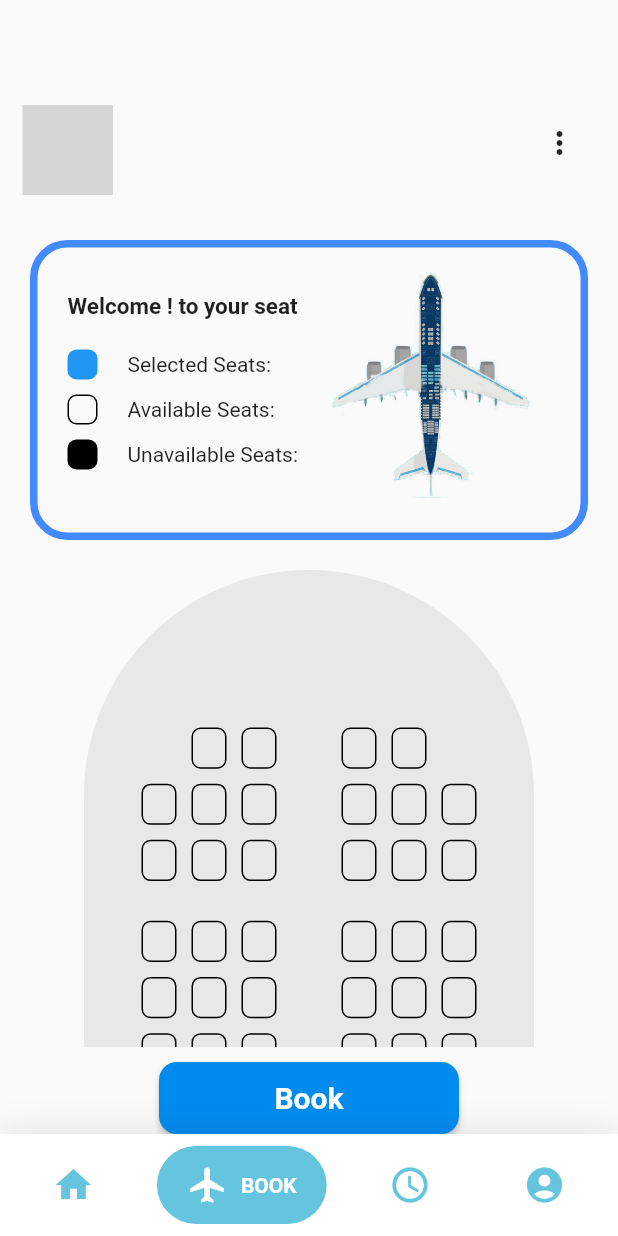
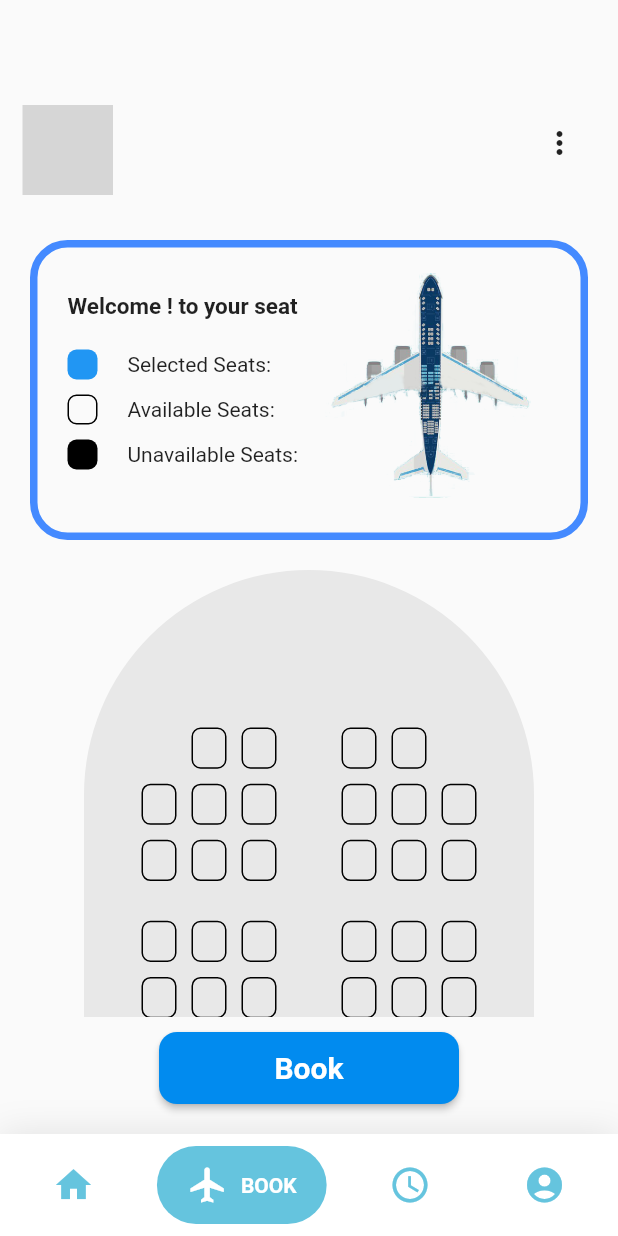
Before and after one commit to Y3S2-Assignment-Group/Srilankan-Airlines-Frontend, a Flutter app: the Seats screen opened by its route, on a phone screen of 412 x 824 dp. Run offline on Flutter 3.47's test engine with Material 2 defaults, Android fonts, the phone set to English and light mode, and no system bars; drawn by our look-alikes of google_nav_bar; our stand-ins replace carousel_slider, flutter_rating_bar, flutter_secure_storage, flutter_svg, fluttertoast, font_awesome_flutter and 1 more; accounts and stored records are empty; statements that could not run were skipped; grey boxes are pictures that could not be loaded.

Commit message:
Final commit

```diff
--- a/lib/provider/flights_provider.dart
+++ b/lib/provider/flights_provider.dart
@@ -77,7 +77,7 @@ class FlightProvider with ChangeNotifier {
 
   Future<Flight> getFlightDetails(String dest) async {
     final responseData = await http.get(Uri.parse(
-        'https://srilankanairline-backend.herokuapp.com/api/flight/destination/London'));
+        'https://srilankanairline-backend.herokuapp.com/api/flight/destination/$dest'));
     print(responseData.statusCode);
 
     if (responseData.statusCode == 200) {
--- a/lib/screens/seats/seats.dart
+++ b/lib/screens/seats/seats.dart
@@ -56,6 +56,9 @@ class _SeatsState extends State<Seats> {
               ),
             ),
           ),
+          SizedBox(
+            height: 20,
+          ),
         ],
       ),
     );
```
Also changed, not shown: lib/screens/flights/flightdetails.dart (+9 -5 lines).
